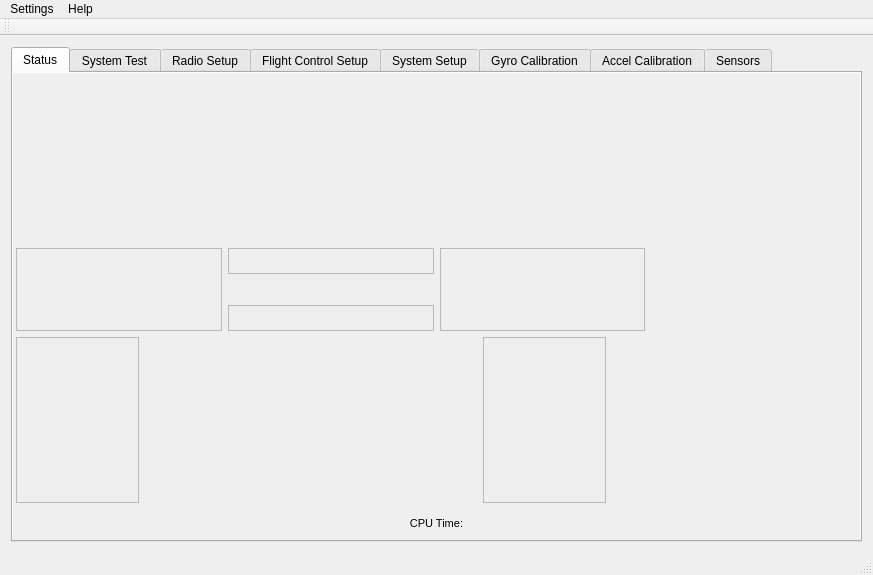
Above: GroundStation-Qt/mainwindow.ui from parallaxinc/Flight-Controller before the change. Below: the same form after it.
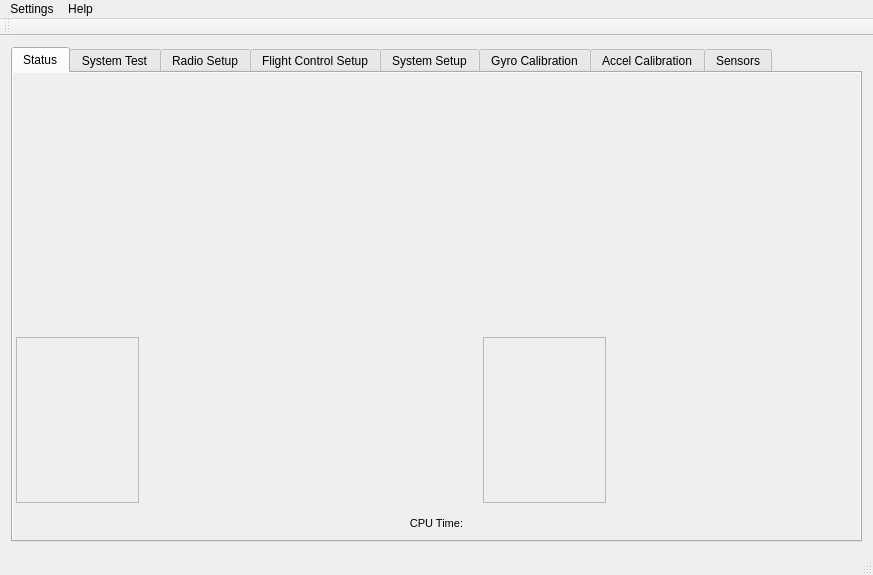
That is the form after the change. The open tabs and pages were chosen to show the change. Icons and pictures are not drawn. Custom widgets are drawn as their Qt base class.

Commit message: Fixed visual on Mac - spacers don't need frames

Patch:
```diff
--- a/GroundStation-Qt/mainwindow.ui
+++ b/GroundStation-Qt/mainwindow.ui
@@ -144,7 +144,7 @@
             <item>
              <widget class="QFrame" name="frame_26">
               <property name="frameShape">
-               <enum>QFrame::StyledPanel</enum>
+               <enum>QFrame::NoFrame</enum>
               </property>
               <property name="frameShadow">
                <enum>QFrame::Raised</enum>
@@ -165,7 +165,7 @@
                  </sizepolicy>
                 </property>
                 <property name="frameShape">
-                 <enum>QFrame::StyledPanel</enum>
+                 <enum>QFrame::NoFrame</enum>
                 </property>
                 <property name="frameShadow">
                  <enum>QFrame::Raised</enum>
@@ -191,7 +191,7 @@
                  </sizepolicy>
                 </property>
                 <property name="frameShape">
-                 <enum>QFrame::StyledPanel</enum>
+                 <enum>QFrame::NoFrame</enum>
                 </property>
                 <property name="frameShadow">
                  <enum>QFrame::Raised</enum>
@@ -203,7 +203,7 @@
             <item>
              <widget class="QFrame" name="frame_25">
               <property name="frameShape">
-               <enum>QFrame::StyledPanel</enum>
+               <enum>QFrame::NoFrame</enum>
               </property>
               <property name="frameShadow">
                <enum>QFrame::Raised</enum>
```
Left out of the diff: 4 changed lines with no effect on the pictures.
